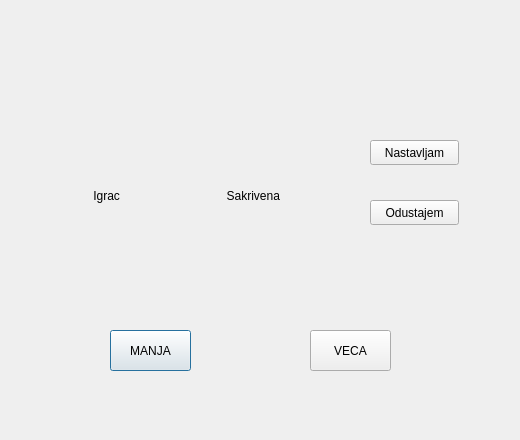
First picture: the form in manja_veca.ui, repository MATF-RS19/RS003-casino, before the edit.
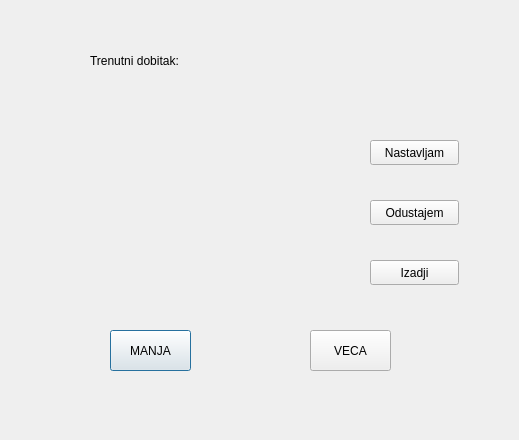
Second picture: the form after the edit.

What changed in the file:
```diff
--- a/manja_veca.ui
+++ b/manja_veca.ui
@@ -6,7 +6,7 @@
    <rect>
     <x>0</x>
     <y>0</y>
-    <width>520</width>
+    <width>519</width>
     <height>440</height>
    </rect>
   </property>
@@ -23,7 +23,7 @@
     </rect>
    </property>
    <property name="text">
-    <string>     Sakrivena</string>
+    <string/>
    </property>
   </widget>
   <widget class="QLabel" name="igrac">
@@ -36,7 +36,7 @@
     </rect>
    </property>
    <property name="text">
-    <string>          Igrac</string>
+    <string/>
    </property>
   </widget>
   <widget class="QPushButton" name="manja">
@@ -91,6 +91,45 @@
     <string>Odustajem</string>
    </property>
   </widget>
+  <widget class="QPushButton" name="Izadji">
+   <property name="geometry">
+    <rect>
+     <x>370</x>
+     <y>260</y>
+     <width>89</width>
+     <height>25</height>
+    </rect>
+   </property>
+   <property name="text">
+    <string>Izadji</string>
+   </property>
+  </widget>
+  <widget class="QLabel" name="label">
+   <property name="geometry">
+    <rect>
+     <x>90</x>
+     <y>40</y>
+     <width>141</width>
+     <height>41</height>
+    </rect>
+   </property>
+   <property name="text">
+    <string>Trenutni dobitak:</string>
+   </property>
+  </widget>
+  <widget class="QLabel" name="zarada">
+   <property name="geometry">
+    <rect>
+     <x>270</x>
+     <y>40</y>
+     <width>141</width>
+     <height>41</height>
+    </rect>
+   </property>
+   <property name="text">
+    <string/>
+   </property>
+  </widget>
  </widget>
  <resources/>
  <connections/>
```
